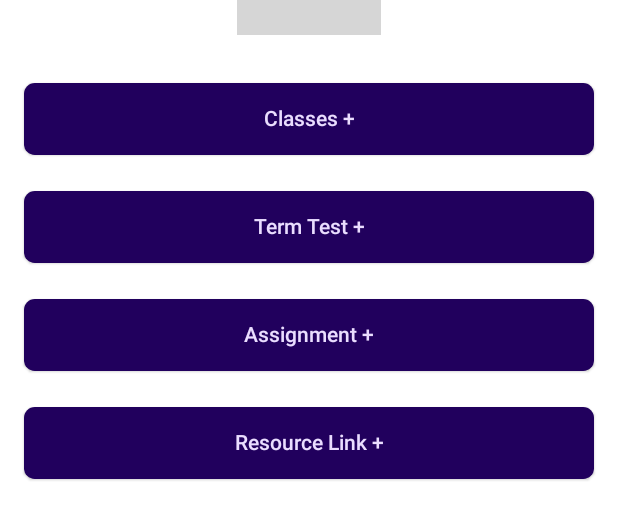
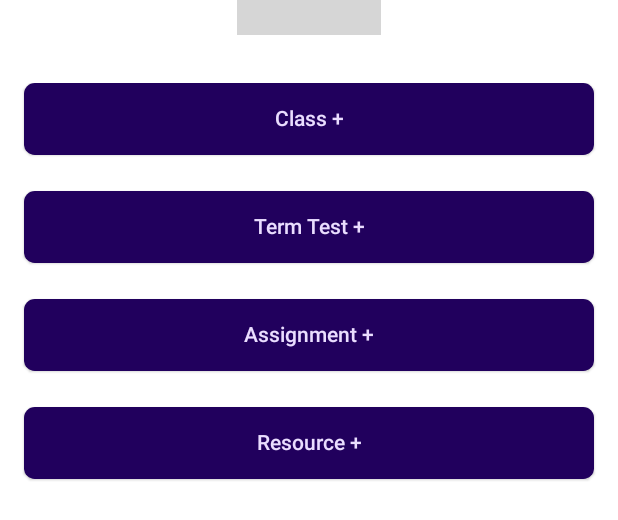
Before and after one commit to imusshas/ClassMate, an Android app built with Jetpack Compose: the @Preview function CourseDisplayPreview, on a phone screen of 412 x 824 dp. Shown: the part 193-713 px from the top of the screen. Run offline under Robolectric (Android 15) with nearby library versions, the phone set to English and light mode, and no system bars; our stand-ins replace Dagger/Hilt's generated code, Firebase (no records; nobody signed in at launch, a user with empty details on screens opened directly); grey boxes are pictures that could not be loaded.

Commit message:
Fixed scrolling in CourseDetailsDisplay

```diff
--- a/app/src/main/java/com/nasiat_muhib/classmate/presentation/main/components/display_course/CourseDetailsDisplay.kt
+++ b/app/src/main/java/com/nasiat_muhib/classmate/presentation/main/components/display_course/CourseDetailsDisplay.kt
@@ -4,6 +4,7 @@ import androidx.compose.foundation.layout.Column
 import androidx.compose.foundation.layout.Spacer
 import androidx.compose.foundation.layout.fillMaxSize
 import androidx.compose.foundation.layout.height
+import androidx.compose.foundation.layout.heightIn
 import androidx.compose.foundation.rememberScrollState
 import androidx.compose.foundation.verticalScroll
 import androidx.compose.runtime.Composable
@@ -17,6 +18,14 @@ import com.nasiat_muhib.classmate.components.ClickableTitleContainer
 import com.nasiat_muhib.classmate.components.CustomSwipeAbleLazyColumn
 import com.nasiat_muhib.classmate.data.model.Course
 import com.nasiat_muhib.classmate.domain.event.CourseDetailsDisplayUIEvent
+import com.nasiat_muhib.classmate.strings.ADD_ASSIGNMENT
+import com.nasiat_muhib.classmate.strings.ADD_CLASS
+import com.nasiat_muhib.classmate.strings.ADD_RESOURCE
+import com.nasiat_muhib.classmate.strings.ADD_TERM_TEST
+import com.nasiat_muhib.classmate.strings.ASSIGNMENT
+import com.nasiat_muhib.classmate.strings.CLASS
+import com.nasiat_muhib.classmate.strings.RESOURCE
+import com.nasiat_muhib.classmate.strings.TERM_TEST
 import com.nasiat_muhib.classmate.ui.theme.LargeSpace
 import com.nasiat_muhib.classmate.ui.theme.MediumSpace
 import com.nasiat_muhib.classmate.ui.theme.SmallSpace
@@ -24,13 +33,15 @@ import com.nasiat_muhib.classmate.ui.theme.SmallSpace
 @Composable
 fun CourseDetailsDisplay(
     course: Course,
-    courseDetailsDisplayViewModel: CourseDetailsDisplayViewModel = hiltViewModel()
+    courseDetailsDisplayViewModel: CourseDetailsDisplayViewModel = hiltViewModel(),
 ) {
 
     courseDetailsDisplayViewModel.setCurrentCourse(course)
     courseDetailsDisplayViewModel.getClassDetailsList()
     courseDetailsDisplayViewModel.getTermTestsList()
     courseDetailsDisplayViewModel.getAssignmentList()
+
+    val userState by courseDetailsDisplayViewModel.currentUser.collectAsState()
 
     val classes by courseDetailsDisplayViewModel.classes.collectAsState()
     val createClassDialogState by courseDetailsDisplayViewModel.createClassDialogState.collectAsState()
@@ -43,8 +54,7 @@ fun CourseDetailsDisplay(
 
     Column(
         modifier = Modifier
-            .fillMaxSize()
-            .verticalScroll(rememberScrollState()),
+            .fillMaxSize(),
         horizontalAlignment = Alignment.CenterHorizontally,
     ) {
 
@@ -59,8 +69,14 @@ fun CourseDetailsDisplay(
 
         Spacer(modifier = Modifier.height(LargeSpace))
 
+        Column(modifier = Modifier
+            .fillMaxSize()
+            .verticalScroll(rememberScrollState()),
+            horizontalAlignment = Alignment.CenterHorizontally
+        ) {
+
             ClickableTitleContainer(
-            title = "Classes +",
+                title = if (userState.data?.email == course.courseCreator || userState.data?.email == course.courseTeacher) ADD_CLASS else CLASS,
                 onTitleClick = {
                     courseDetailsDisplayViewModel.onDisplayEvent(CourseDetailsDisplayUIEvent.ClassTitleClicked)
                 }
@@ -72,13 +88,15 @@ fun CourseDetailsDisplay(
                     "${it.classDepartment}:${it.classCourseCode}:${it.classNo}"
                 }
             ) {
-            DisplayClass(classDetails = it, courseDetailsDisplayViewModel = courseDetailsDisplayViewModel)
+                DisplayClass(
+                    classDetails = it,
+                    courseDetailsDisplayViewModel = courseDetailsDisplayViewModel
+                )
             }
 
             Spacer(modifier = Modifier.height(MediumSpace))
-
             ClickableTitleContainer(
-            title = "Term Test +",
+                title = if (userState.data?.email == course.courseCreator || userState.data?.email == course.courseTeacher) ADD_TERM_TEST else TERM_TEST,
                 onTitleClick = {
                     courseDetailsDisplayViewModel.onDisplayEvent(CourseDetailsDisplayUIEvent.TermTestTitleClicked)
                 }
@@ -96,10 +114,13 @@ fun CourseDetailsDisplay(
 
 
             Spacer(modifier = Modifier.height(MediumSpace))
-
             ClickableTitleContainer(
-            title = "Assignment +",
-            onTitleClick = { courseDetailsDisplayViewModel.onDisplayEvent(CourseDetailsDisplayUIEvent.AssignmentTitleClicked) }
+                title = if (userState.data?.email == course.courseCreator || userState.data?.email == course.courseTeacher) ADD_ASSIGNMENT else ASSIGNMENT,
+                onTitleClick = {
+                    courseDetailsDisplayViewModel.onDisplayEvent(
+                        CourseDetailsDisplayUIEvent.AssignmentTitleClicked
+                    )
+                }
             )
 
             Spacer(modifier = Modifier.height(SmallSpace))
@@ -115,16 +136,12 @@ fun CourseDetailsDisplay(
             Spacer(modifier = Modifier.height(MediumSpace))
 
             ClickableTitleContainer(
-            title = "Resource Link +",
+                title = if (userState.data?.email == course.courseCreator || userState.data?.email == course.courseTeacher) ADD_RESOURCE else RESOURCE,
                 onTitleClick = { /* TODO */ }
             )
 
-//        CustomSwipeAbleLazyColumn(
-//            items = ,
-//            key =
-//        ) {
-//
-//        }
+            Spacer(modifier = Modifier.heightIn(LargeSpace))
+        }
 
         if (createClassDialogState) {
             CreateClassOnDisplay(courseDetailsDisplayViewModel = courseDetailsDisplayViewModel)
@@ -144,6 +161,5 @@ fun CourseDetailsDisplay(
 @Preview(showSystemUi = true)
 @Composable
 fun CourseDisplayPreview() {
-
     CourseDetailsDisplay(course = Course())
 }
--- a/app/src/main/java/com/nasiat_muhib/classmate/presentation/main/create_semester/components/CreateSemesterContent.kt
+++ b/app/src/main/java/com/nasiat_muhib/classmate/presentation/main/create_semester/components/CreateSemesterContent.kt
@@ -29,6 +29,8 @@ import com.nasiat_muhib.classmate.presentation.main.components.ClassMateTabRow
 import com.nasiat_muhib.classmate.presentation.main.create_semester.CreateSemesterViewModel
 import com.nasiat_muhib.classmate.strings.ADD_ICON
 import com.nasiat_muhib.classmate.strings.CLASS_REPRESENTATIVE
+import com.nasiat_muhib.classmate.strings.CREATED_COURSES
+import com.nasiat_muhib.classmate.strings.PENDING_COURSES
 import com.nasiat_muhib.classmate.ui.theme.MediumSpace
 import com.nasiat_muhib.classmate.ui.theme.SmallSpace
 
@@ -73,8 +75,8 @@ fun CreateSemesterContent(
             // TODO: Add Routine
             // TODO: Add Already Created Courses
             TwoTitleContainer(
-                leftTitle = "Created Courses",
-                rightTitle = "Pending Courses",
+                leftTitle = CREATED_COURSES,
+                rightTitle = PENDING_COURSES,
                 leftClick = { courses.value = createdCourses },
                 rightClick = { courses.value = pendingCourses }
             )
--- a/app/src/main/java/com/nasiat_muhib/classmate/strings/Titles.kt
+++ b/app/src/main/java/com/nasiat_muhib/classmate/strings/Titles.kt
@@ -2,3 +2,12 @@ package com.nasiat_muhib.classmate.strings
 
 const val CREATED_COURSES  = "Created Courses"
 const val CREATED_CLASSES = "Created Classes"
+const val PENDING_COURSES = "Pending Courses"
+const val ADD_CLASS = "Class +"
+const val CLASS = "Class"
+const val ADD_TERM_TEST = "Term Test +"
+const val TERM_TEST = "Term Test"
+const val ADD_ASSIGNMENT = "Assignment +"
+const val ASSIGNMENT = "Assignment"
+const val ADD_RESOURCE = "Resource +"
+const val RESOURCE = "Resource"
```
Lines whose indentation alone changed are shown as unchanged.
